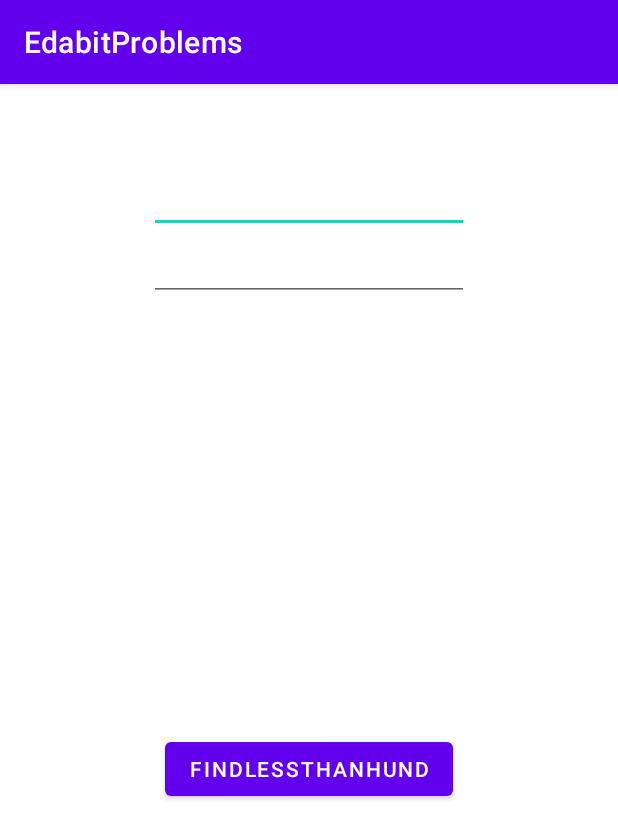
After one commit to Suresh-sanganaboyana-improve10x/EdabitProblems, an Android app: the LessThanHundredActivity screen opened directly, with no data from a screen before it, on a phone screen of 412 x 824 dp. The commit adds this screen. Shown: the top 839 px of the screen. Run offline under Robolectric (Android 15) with nearby library versions, the phone set to English and light mode, and no system bars.

Commit message:
Created LessThanHundredActivity and Implemented functionality

```diff
--- /dev/null
+++ b/app/src/main/java/com/example/edabitproblems/lessthanhundred/LessThanHundredActivity.java
@@ -0,0 +1,32 @@
+package com.example.edabitproblems.lessthanhundred;
+
+import androidx.appcompat.app.AppCompatActivity;
+
+import android.os.Bundle;
+import android.view.View;
+
+import com.example.edabitproblems.R;
+import com.example.edabitproblems.databinding.ActivityLessthanHundredBinding;
+
+public class LessThanHundredActivity extends AppCompatActivity implements LessThanHundredView{
+
+    private ActivityLessthanHundredBinding binding;
+    @Override
+    protected void onCreate(Bundle savedInstanceState) {
+        super.onCreate(savedInstanceState);
+        binding = ActivityLessthanHundredBinding.inflate(getLayoutInflater());
+        setContentView(binding.getRoot());
+        handleIsLessThanHundred();
+    }
+
+    @Override
+    public void handleIsLessThanHundred() {
+        binding.findLessThanBtn.setOnClickListener(v -> {
+            String one = binding.text1.getText().toString();
+            String two = binding.text2.getText().toString();
+            boolean findHundred = new LessThanHundredControllerImpl().findIsLessThanHundred(one, two);
+            binding.booleanText.setText(String.valueOf(findHundred));
+            binding.booleanText.setVisibility(View.VISIBLE);
+        });
+    }
+}
--- /dev/null
+++ b/app/src/main/java/com/example/edabitproblems/lessthanhundred/LessThanHundredController.java
@@ -0,0 +1,6 @@
+package com.example.edabitproblems.lessthanhundred;
+
+public interface LessThanHundredController {
+
+    boolean findIsLessThanHundred(String text1, String text2);
+}
--- /dev/null
+++ b/app/src/main/java/com/example/edabitproblems/lessthanhundred/LessThanHundredView.java
@@ -0,0 +1,6 @@
+package com.example.edabitproblems.lessthanhundred;
+
+public interface LessThanHundredView {
+
+    void handleIsLessThanHundred();
+}
--- /dev/null
+++ b/app/src/main/res/layout/activity_lessthan_hundred.xml
@@ -0,0 +1,50 @@
+<?xml version="1.0" encoding="utf-8"?>
+<androidx.constraintlayout.widget.ConstraintLayout xmlns:android="http://schemas.android.com/apk/res/android"
+    xmlns:app="http://schemas.android.com/apk/res-auto"
+    xmlns:tools="http://schemas.android.com/tools"
+    android:layout_width="match_parent"
+    android:layout_height="match_parent"
+    tools:context=".lessthanhundred.LessThanHundredActivity">
+
+    <EditText
+        android:id="@+id/text_1"
+        android:layout_width="wrap_content"
+        android:layout_height="wrap_content"
+        android:layout_marginTop="54dp"
+        android:ems="10"
+        android:inputType="textPersonName"
+        app:layout_constraintEnd_toEndOf="parent"
+        app:layout_constraintStart_toStartOf="parent"
+        app:layout_constraintTop_toTopOf="parent" />
+
+    <EditText
+        android:id="@+id/text_2"
+        android:layout_width="wrap_content"
+        android:layout_height="wrap_content"
+        android:ems="10"
+        android:inputType="textPersonName"
+        app:layout_constraintEnd_toEndOf="@+id/text_1"
+        app:layout_constraintStart_toStartOf="@+id/text_1"
+        app:layout_constraintTop_toBottomOf="@+id/text_1" />
+
+    <Button
+        android:id="@+id/find_less_than_btn"
+        android:layout_width="wrap_content"
+        android:layout_height="wrap_content"
+        android:text="FindLessthanHund"
+        app:layout_constraintBottom_toBottomOf="parent"
+        app:layout_constraintEnd_toEndOf="@+id/text_2"
+        app:layout_constraintStart_toStartOf="@+id/text_2"
+        app:layout_constraintTop_toBottomOf="@+id/text_2" />
+
+    <TextView
+        android:id="@+id/boolean_text"
+        android:layout_width="wrap_content"
+        android:layout_height="wrap_content"
+        android:text="booleanText"
+        android:visibility="invisible"
+        app:layout_constraintBottom_toTopOf="@+id/find_less_than_btn"
+        app:layout_constraintEnd_toEndOf="@+id/text_2"
+        app:layout_constraintStart_toStartOf="@+id/text_2"
+        app:layout_constraintTop_toBottomOf="@+id/text_2" />
+</androidx.constraintlayout.widget.ConstraintLayout>
```
Also changed, not shown: app/src/main/AndroidManifest.xml (+7 -0 lines), app/src/main/java/com/example/edabitproblems/AllProblemsActivity.java (+9 -0 lines), app/src/main/java/com/example/edabitproblems/lessthanhundred/LessThanHundredControllerImpl.java (added, +14 -0 lines), app/src/main/res/layout/activity_all_problems.xml (+9 -0 lines), 2 other files.
